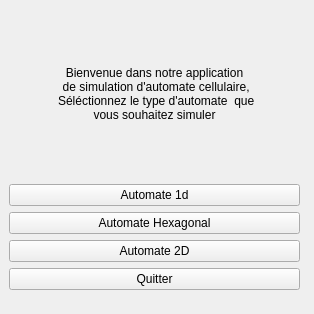
The window that welcome.ui (artemisart/lo21-gameoflife) describes before a commit, drawn with Qt 5.
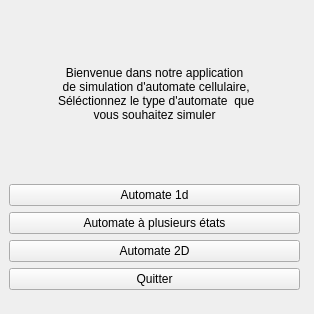
The same window after the commit.

Patch:
```diff
--- a/welcome.ui
+++ b/welcome.ui
@@ -76,7 +76,7 @@
     <item>
      <widget class="QPushButton" name="Automate_Hexa">
       <property name="text">
-       <string>Automate Hexagonal</string>
+       <string>Automate à plusieurs états</string>
       </property>
      </widget>
     </item>
```
Left out of the diff: 2 changed lines with no effect on the pictures.
